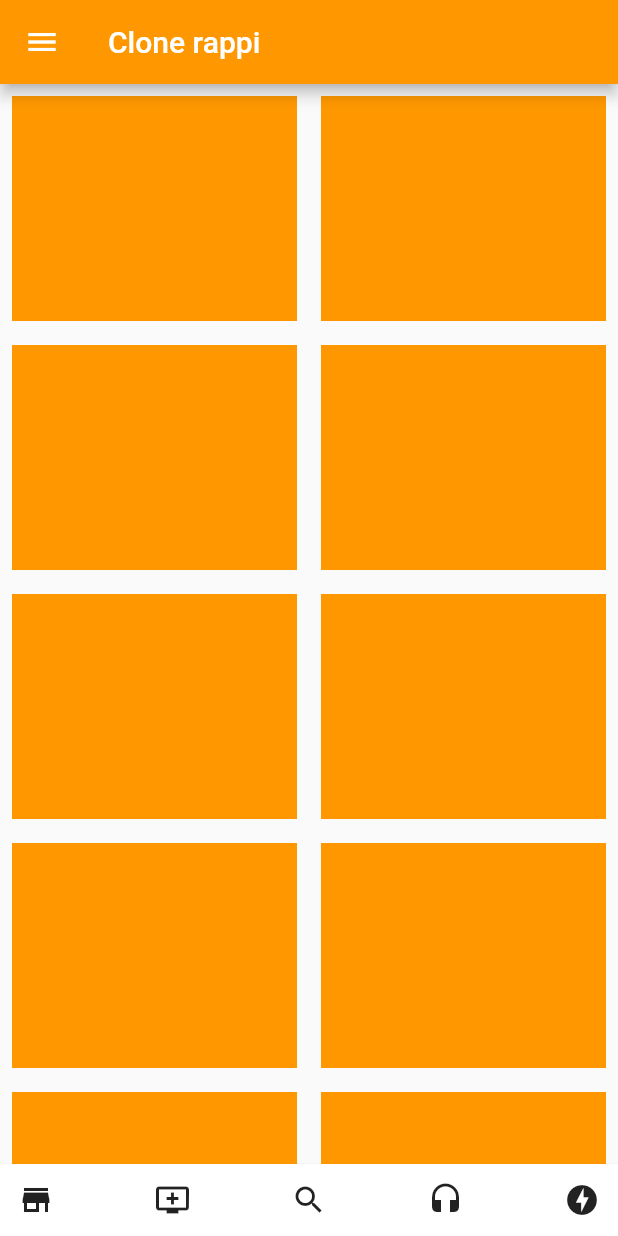
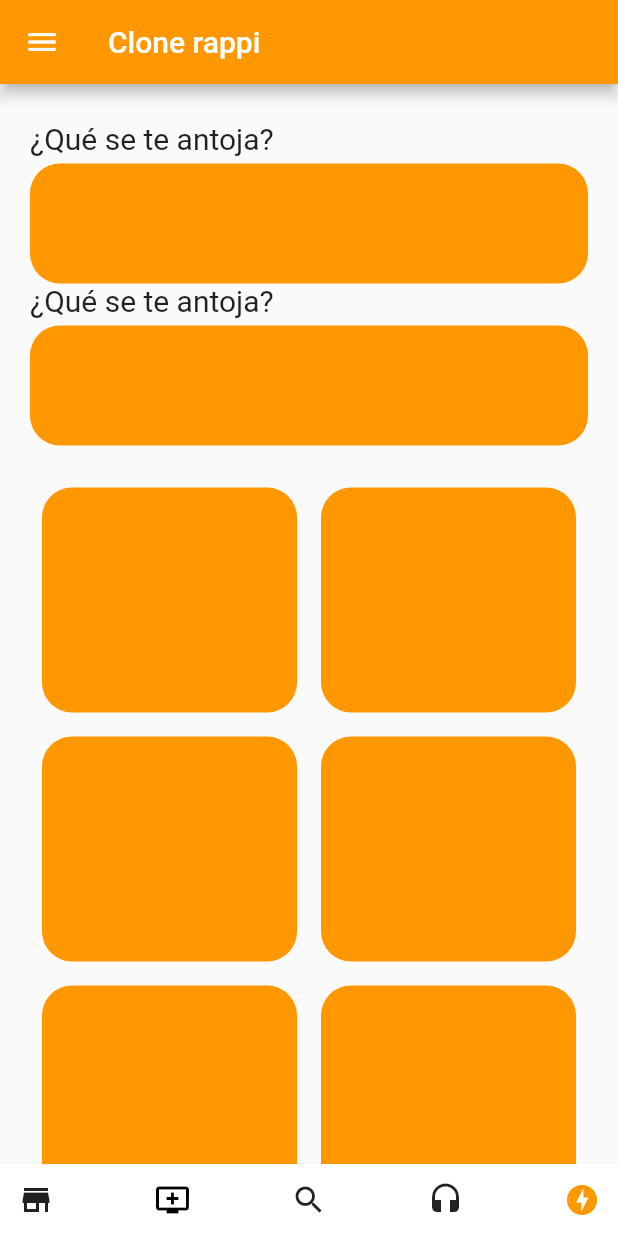
Before and after one commit to GuillermoDLCO/proyecto_rappi, a Flutter app: the screen it shows after launch, on a phone screen of 412 x 824 dp. Run offline on Flutter 3.47's test engine with Material 2 defaults, Android fonts, the phone set to English and light mode, and no system bars.

Commit message:
actualizacion de lista

```diff
--- a/lib/main.dart
+++ b/lib/main.dart
@@ -11,11 +11,16 @@ class MyApp extends StatelessWidget {
       statusBarBrightness: Brightness.dark,
     ));
     return MaterialApp(
+      theme: ThemeData(
+        accentColor: Colors.white
+      ),
       debugShowCheckedModeBanner: false,
       title: 'Material App',
       home: SafeArea(
         child: Scaffold(
-          drawer: Drawer(),
+          drawer: Drawer(
+            elevation: 2.0,
+          ),
           bottomNavigationBar: bottombar(),
           appBar: AppBar(
             title: Text(
@@ -26,9 +31,42 @@ class MyApp extends StatelessWidget {
           ),
           body: SingleChildScrollView(
             child: Container(
+              margin: EdgeInsets.all(20.0),
               child: Column(
+                crossAxisAlignment: CrossAxisAlignment.start,
                 children: <Widget>[
-                  Table(children: [
+                  SizedBox(height: 5.0,),
+                  Text('¿Qué se te antoja?', style: TextStyle(fontSize: 20.0, ),),
+                  Container(
+                    margin: EdgeInsets.only(top: 5.0),
+                    height: 80.0,
+                    decoration: BoxDecoration(
+                      color: Colors.orange,
+                      borderRadius: BorderRadius.circular(20.0)
+                    ),
+                  ),
+                  Text('¿Qué se te antoja?', style: TextStyle(fontSize: 20.0, ),),
+                  Container(
+                    margin: EdgeInsets.only(top: 5.0),
+                    height: 80.0,
+                    decoration: BoxDecoration(
+                      color: Colors.orange,
+                      borderRadius: BorderRadius.circular(20.0)
+                    ),
+                  ),
+                  SizedBox(height: 20.0,),
+                  _listado(),
+                ],
+              ),
+            ),
+          ),
+        ),
+      ),
+    );
+  }
+
+  Table _listado() {
+    return Table(children: [
                   TableRow(children: [
                     _categoria(),
                     _categoria(),
@@ -49,20 +87,14 @@ class MyApp extends StatelessWidget {
                     _categoria(),
                     _categoria(),
                   ]),
-                  ])
-                ],
-              ),
-            ),
-          ),
-        ),
-      ),
-    );
+                ]);
   }
 
   BottomAppBar bottombar() {
     return BottomAppBar(
           shape: CircularNotchedRectangle(),
           elevation: 1.0,
+          color: Colors.white,
           child: new Row(
             mainAxisSize: MainAxisSize.max,
             mainAxisAlignment: MainAxisAlignment.spaceBetween,
@@ -73,6 +105,7 @@ class MyApp extends StatelessWidget {
               ),
               IconButton(
                 icon: Icon(Icons.add_to_queue),
+                color: Colors.black,
                 onPressed: () {},
               ),
               IconButton(
@@ -86,6 +119,7 @@ class MyApp extends StatelessWidget {
               IconButton(
                 icon: Icon(Icons.offline_bolt),
                 onPressed: () {},
+                color: Colors.orange,
               ),
             ],
           ),
@@ -98,7 +132,11 @@ class MyApp extends StatelessWidget {
       child: Container(
         height: 150.0,
         width: 40.0,
+        decoration: BoxDecoration(
           color: Colors.orange,
+          borderRadius: BorderRadius.circular(20.0)
+        ),
+
       ),
     );
   }
```
Lines whose indentation alone changed are shown as unchanged.
